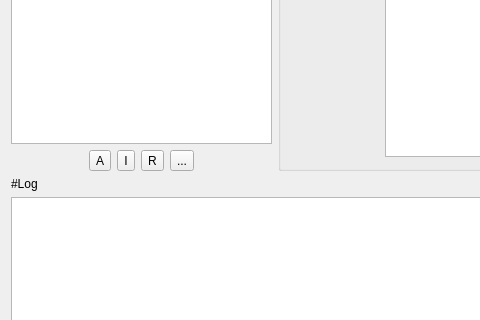
darsvador/qvssr, file src/w_MainWindow.ui: the form before one commit; both pictures show x 0 to 480 and y 148 to 468 of the 680 by 553 pixel window.
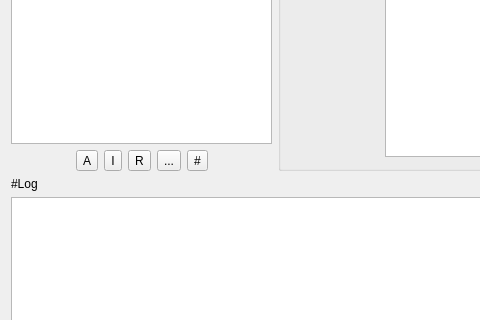
The form after the commit. Icons and pictures are not drawn.

```diff
--- a/src/w_MainWindow.ui
+++ b/src/w_MainWindow.ui
@@ -298,6 +298,13 @@
         </property>
        </widget>
       </item>
+      <item>
+       <widget class="QToolButton" name="editConfigAdvButton">
+        <property name="text">
+         <string>#</string>
+        </property>
+       </widget>
+      </item>
       <item>
        <spacer name="horizontalSpacer_3">
         <property name="orientation">
```
